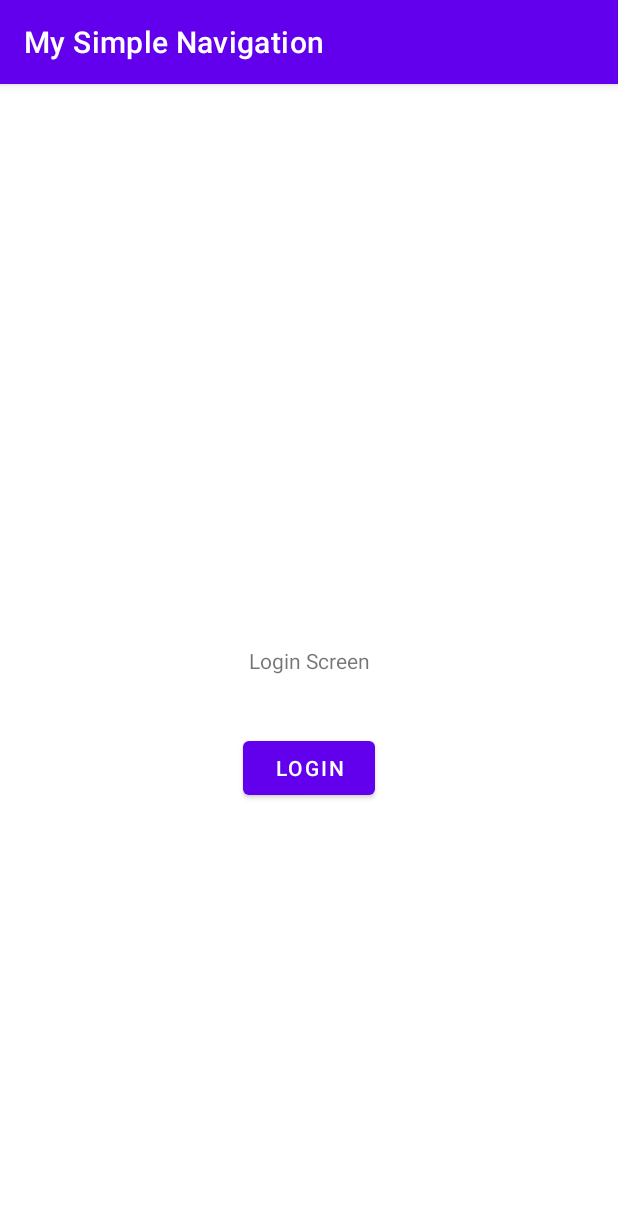
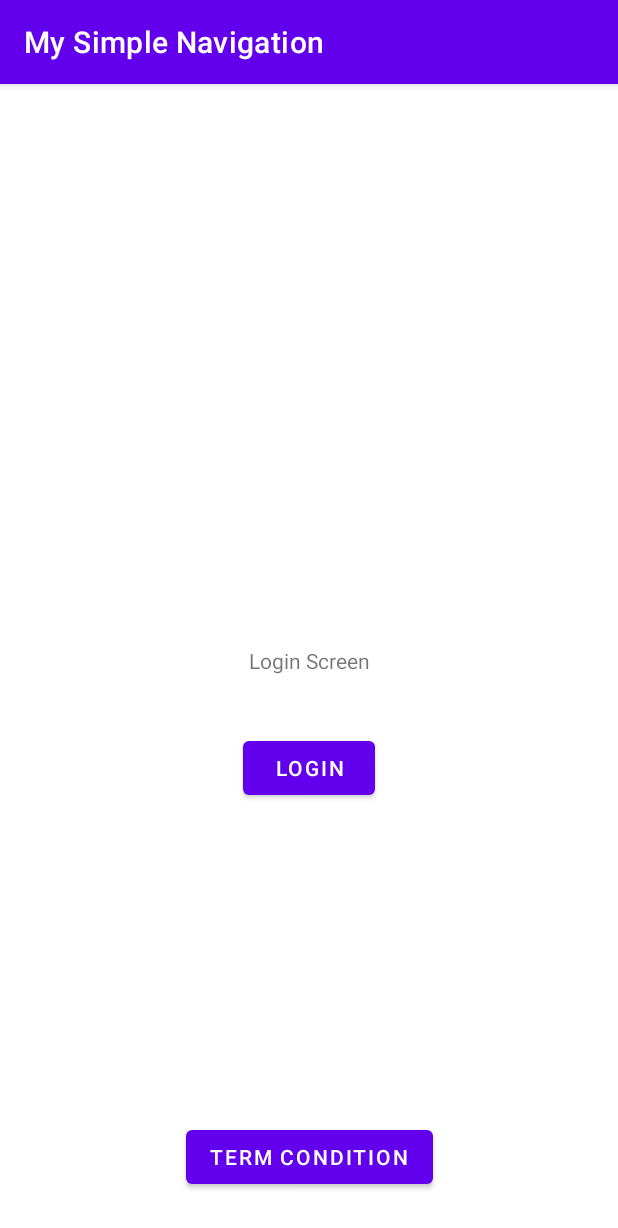
Before and after one commit to edwardsuwirya/mysimplenav, an Android app: the screen it shows after launch (MainActivity), on a phone screen of 412 x 824 dp. Shown: the top 1228 px of the screen. Run offline under Robolectric (Android 15) with nearby library versions, the phone set to English and light mode, and no system bars.

Commit message:
Include another navigation graph for modularity, also give some demonstration how to use deep link when we want to access some fragment in different navigation graph

```diff
--- a/app/src/main/java/com/enigmacamp/mysimplenavigation/ui/NavigationCommand.kt
+++ b/app/src/main/java/com/enigmacamp/mysimplenavigation/ui/NavigationCommand.kt
@@ -1,10 +1,12 @@
 package com.enigmacamp.mysimplenavigation.ui
 
+import android.net.Uri
 import androidx.navigation.NavDirections
 
 sealed class NavigationCommand {
     data class To(val directions: NavDirections) : NavigationCommand()
     object Back : NavigationCommand()
     data class BackTo(val destinationId: Int) : NavigationCommand()
+    data class DeepLink(val destinationDeep: Uri) : NavigationCommand()
     object ToRoot : NavigationCommand()
 }
--- a/app/src/main/java/com/enigmacamp/mysimplenavigation/ui/login/LoginFragment.kt
+++ b/app/src/main/java/com/enigmacamp/mysimplenavigation/ui/login/LoginFragment.kt
@@ -40,6 +40,7 @@ class LoginFragment : Fragment() {
                 is NavigationCommand.To -> findNavController().navigate(it.directions)
                 is NavigationCommand.Back -> findNavController().popBackStack()
                 is NavigationCommand.ToRoot -> requireActivity().finish()
+                is NavigationCommand.DeepLink -> findNavController().navigate(it.destinationDeep)
                 else -> {
                 }
             }
@@ -71,6 +72,9 @@ class LoginFragment : Fragment() {
             loginButton.setOnClickListener {
                 viewModel.doAuthenticate()
             }
+            termConditionButton.setOnClickListener {
+                viewModel.doNavigateTermCondition()
+            }
         }
     }
 
--- a/app/src/main/res/layout/fragment_login.xml
+++ b/app/src/main/res/layout/fragment_login.xml
@@ -28,4 +28,15 @@
         app:layout_constraintTop_toTopOf="parent"
         app:layout_constraintVertical_bias="0.6" />
 
+    <Button
+        android:id="@+id/termConditionButton"
+        android:layout_width="wrap_content"
+        android:layout_height="wrap_content"
+        android:text="Term Condition"
+        app:layout_constraintBottom_toBottomOf="parent"
+        app:layout_constraintEnd_toEndOf="parent"
+        app:layout_constraintStart_toStartOf="parent"
+        app:layout_constraintTop_toTopOf="parent"
+        app:layout_constraintVertical_bias="0.96" />
+
 </androidx.constraintlayout.widget.ConstraintLayout>
--- /dev/null
+++ b/app/src/main/res/navigation/info_graph.xml
@@ -0,0 +1,26 @@
+<?xml version="1.0" encoding="utf-8"?>
+<navigation xmlns:android="http://schemas.android.com/apk/res/android"
+    xmlns:app="http://schemas.android.com/apk/res-auto"
+    xmlns:tools="http://schemas.android.com/tools"
+    android:id="@+id/info_graph"
+    app:startDestination="@id/infoFragment">
+
+    <fragment
+        android:id="@+id/infoFragment"
+        android:name="com.enigmacamp.mysimplenavigation.InfoFragment"
+        android:label="fragment_info"
+        tools:layout="@layout/fragment_info" >
+        <action
+            android:id="@+id/action_infoFragment_to_termConditionFragment"
+            app:destination="@id/termConditionFragment" />
+    </fragment>
+    <fragment
+        android:id="@+id/termConditionFragment"
+        android:name="com.enigmacamp.mysimplenavigation.TermConditionFragment"
+        android:label="fragment_term_condition"
+        tools:layout="@layout/fragment_term_condition">
+        <deepLink
+            android:id="@+id/deepLink"
+            app:uri="mynav://termCondition" />
+    </fragment>
+</navigation>
--- a/app/src/main/res/navigation/nav_graph.xml
+++ b/app/src/main/res/navigation/nav_graph.xml
@@ -9,7 +9,7 @@
         android:id="@+id/splashFragment"
         android:name="com.enigmacamp.mysimplenavigation.ui.splash.SplashFragment"
         android:label="fragment_splash"
-        tools:layout="@layout/fragment_splash" >
+        tools:layout="@layout/fragment_splash">
         <action
             android:id="@+id/action_splashFragment_to_loginFragment"
             app:destination="@id/loginFragment"
@@ -20,7 +20,7 @@
         android:id="@+id/loginFragment"
         android:name="com.enigmacamp.mysimplenavigation.ui.login.LoginFragment"
         android:label="fragment_login"
-        tools:layout="@layout/fragment_login" >
+        tools:layout="@layout/fragment_login">
         <action
             android:id="@+id/action_loginFragment_to_homeFragment"
             app:destination="@id/homeFragment" />
@@ -29,7 +29,7 @@
         android:id="@+id/homeFragment"
         android:name="com.enigmacamp.mysimplenavigation.ui.home.HomeFragment"
         android:label="fragment_home"
-        tools:layout="@layout/fragment_home" >
+        tools:layout="@layout/fragment_home">
         <action
             android:id="@+id/action_homeFragment_to_transactionFragment"
             app:destination="@id/transactionFragment" />
@@ -58,4 +58,6 @@
         android:name="com.enigmacamp.mysimplenavigation.ui.aboutUs.AboutUsFragment"
         android:label="fragment_about_us"
         tools:layout="@layout/fragment_about_us" />
+
+    <include app:graph="@navigation/info_graph" />
 </navigation>
```
Also changed, not shown: app/src/main/java/com/enigmacamp/mysimplenavigation/InfoFragment.kt (added, +59 -0 lines), app/src/main/java/com/enigmacamp/mysimplenavigation/TermConditionFragment.kt (added, +35 -0 lines), app/src/main/java/com/enigmacamp/mysimplenavigation/ui/InternalDeepLink.kt (added, +8 -0 lines), app/src/main/java/com/enigmacamp/mysimplenavigation/ui/login/LoginFragmentViewModel.kt (+7 -0 lines), app/src/main/res/layout/fragment_info.xml (added, +14 -0 lines), app/src/main/res/layout/fragment_term_condition.xml (added, +14 -0 lines).
